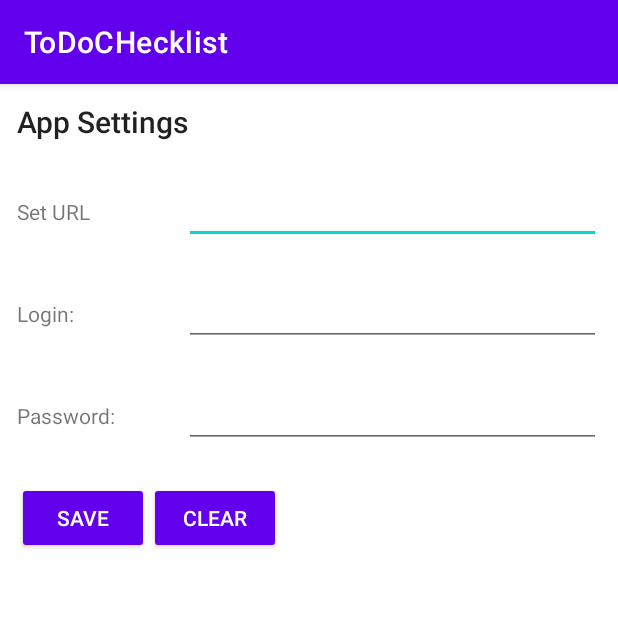
After one commit to SidorkinAlex/to_do_android, an Android app: the fragment SettingsFragment shown on its own in the app's theme, on a phone screen of 412 x 824 dp, the top half of it. The commit adds this screen. Run offline under Robolectric (Android 15) with nearby library versions, the phone set to English and light mode, and no system bars.

Commit message:
added settings Fragment

```diff
--- /dev/null
+++ b/app/src/main/java/suitecrm/com/todochecklist/SettingsFragment.kt
@@ -0,0 +1,57 @@
+package suitecrm.com.todochecklist
+
+import android.os.Bundle
+import androidx.fragment.app.Fragment
+import android.view.LayoutInflater
+import android.view.View
+import android.view.ViewGroup
+
+// TODO: Rename parameter arguments, choose names that match
+// the fragment initialization parameters, e.g. ARG_ITEM_NUMBER
+private const val ARG_PARAM1 = "param1"
+private const val ARG_PARAM2 = "param2"
+
+/**
+ * A simple [Fragment] subclass.
+ * Use the [SettingsFragment.newInstance] factory method to
+ * create an instance of this fragment.
+ */
+class SettingsFragment : Fragment() {
+    // TODO: Rename and change types of parameters
+    private var param1: String? = null
+    private var param2: String? = null
+
+    override fun onCreate(savedInstanceState: Bundle?) {
+        super.onCreate(savedInstanceState)
+//        arguments?.let {
+//            param1 = it.getString(ARG_PARAM1)
+//            param2 = it.getString(ARG_PARAM2)
+//        }
+    }
+
+    override fun onCreateView(inflater: LayoutInflater, container: ViewGroup?,
+                              savedInstanceState: Bundle?): View? {
+        // Inflate the layout for this fragment
+        return inflater.inflate(R.layout.fragment_settings, container, false)
+    }
+
+//    companion object {
+//        /**
+//         * Use this factory method to create a new instance of
+//         * this fragment using the provided parameters.
+//         *
+//         * @param param1 Parameter 1.
+//         * @param param2 Parameter 2.
+//         * @return A new instance of fragment SettingsFragment.
+//         */
+//        // TODO: Rename and change types and number of parameters
+//        @JvmStatic
+//        fun newInstance(param1: String, param2: String) =
+//                SettingsFragment().apply {
+//                    arguments = Bundle().apply {
+//                        putString(ARG_PARAM1, param1)
+//                        putString(ARG_PARAM2, param2)
+//                    }
+//                }
+//    }
+}
--- /dev/null
+++ b/app/src/main/res/layout/fragment_settings.xml
@@ -0,0 +1,79 @@
+<?xml version="1.0" encoding="utf-8"?>
+<LinearLayout xmlns:android="http://schemas.android.com/apk/res/android"
+    xmlns:tools="http://schemas.android.com/tools"
+    android:layout_width="match_parent"
+    android:layout_height="match_parent"
+    tools:context=".SettingsFragment"
+    android:orientation="vertical">
+
+    <LinearLayout
+        android:layout_width="match_parent"
+        android:layout_height="wrap_content"
+        android:padding="5pt"
+        android:orientation="horizontal">
+        <com.google.android.material.textview.MaterialTextView
+            style="@style/TextAppearance.AppCompat.Title"
+            android:layout_width="match_parent"
+            android:layout_height="wrap_content"
+            android:text="@string/Settings_app_settings" />
+    </LinearLayout>
+    <!-- TODO: Update blank fragment layout -->
+    <LinearLayout
+        android:layout_width="match_parent"
+        android:layout_height="wrap_content"
+        android:padding="5pt"
+        android:orientation="horizontal">
+        <com.google.android.material.textview.MaterialTextView
+            android:layout_width="50pt"
+            android:layout_height="wrap_content"
+            android:text="@string/settings_url"/>
+        <com.google.android.material.textfield.TextInputEditText
+            android:id="@+id/settings_url"
+            android:layout_width="match_parent"
+            android:layout_height="wrap_content"/>
+    </LinearLayout>
+    <LinearLayout
+        android:layout_width="match_parent"
+        android:layout_height="wrap_content"
+        android:padding="5pt"
+        android:orientation="horizontal">
+        <com.google.android.material.textview.MaterialTextView
+            android:layout_width="50pt"
+            android:layout_height="wrap_content"
+            android:text="@string/settings_user_login_settings"/>
+        <com.google.android.material.textfield.TextInputEditText
+            android:id="@+id/settings_login"
+            android:layout_width="match_parent"
+            android:layout_height="wrap_content"/>
+    </LinearLayout>
+    <LinearLayout
+        android:layout_width="match_parent"
+        android:layout_height="wrap_content"
+        android:padding="5pt"
+        android:orientation="horizontal">
+        <com.google.android.material.textview.MaterialTextView
+            android:layout_width="50pt"
+            android:layout_height="wrap_content"
+            android:text="@string/settings_user_pass_settings"/>
+        <com.google.android.material.textfield.TextInputEditText
+            android:id="@+id/settings_passvord"
+            android:layout_width="match_parent"
+            android:layout_height="wrap_content"/>
+    </LinearLayout>
+    <LinearLayout
+        android:layout_width="match_parent"
+        android:layout_height="wrap_content"
+        android:padding="5pt"
+        android:orientation="horizontal">
+        <com.google.android.material.button.MaterialButton
+            android:layout_width="wrap_content"
+            android:layout_height="wrap_content"
+            style="@style/Widget.AppCompat.Button"
+            android:text="@string/button_save"/>
+        <com.google.android.material.button.MaterialButton
+            android:layout_width="wrap_content"
+            android:layout_height="wrap_content"
+            style="@style/Widget.AppCompat.Button"
+            android:text="@string/button_clear"/>
+    </LinearLayout>
+</LinearLayout>
--- a/app/src/main/res/values/strings.xml
+++ b/app/src/main/res/values/strings.xml
@@ -1,3 +1,10 @@
 <resources>
     <string name="app_name">ToDoCHecklist</string>
+    <!-- TODO: Remove or change this placeholder text -->
+    <string name="Settings_app_settings">App Settings</string>
+    <string name="settings_url">Set URL</string>
+    <string name="settings_user_login_settings">Login:</string>
+    <string name="settings_user_pass_settings">Password:</string>
+    <string name="button_save">Save</string>
+    <string name="button_clear">Clear</string>
 </resources>
```
